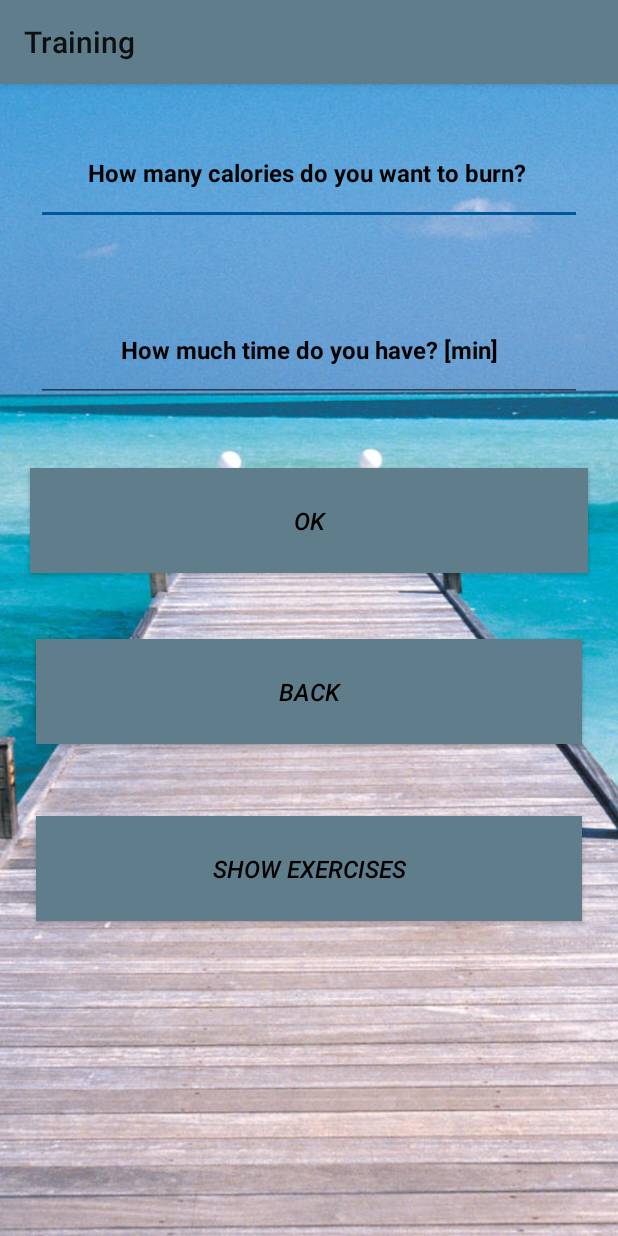
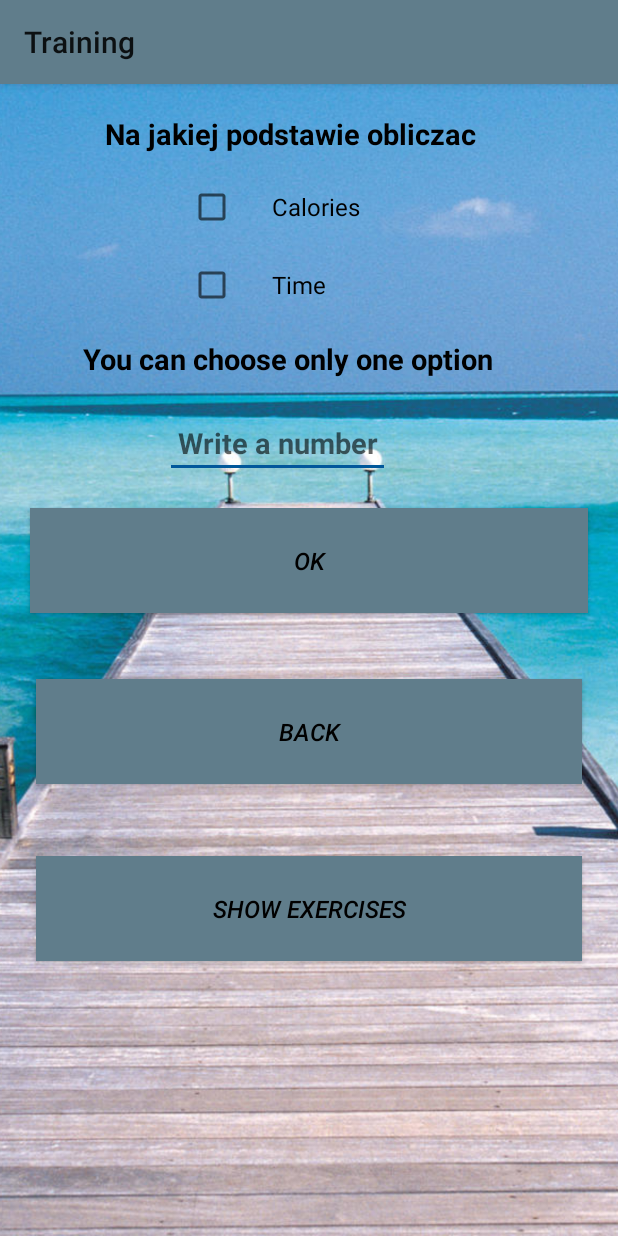
Before and after one commit to mm53616/FitApplication, an Android app: the TrainAlone screen opened directly, with no data from a screen before it, after a tap on "OK", on a phone screen of 412 x 824 dp. Run offline under Robolectric (Android 15) with nearby library versions, the phone set to English and light mode, and no system bars.

```diff
--- a/app/src/main/java/com/example/ania/fitapplication/TrainAlone.java
+++ b/app/src/main/java/com/example/ania/fitapplication/TrainAlone.java
@@ -4,12 +4,15 @@ import android.content.Intent;
 import android.support.v7.app.AppCompatActivity;
 import android.os.Bundle;
 import android.view.View;
+import android.widget.CheckBox;
 import android.widget.EditText;
 import android.widget.TextView;
 import android.widget.Toast;
 
 public class TrainAlone extends AppCompatActivity {
 
+    boolean CaloriesChecked;
+    boolean TimeChecked;
 
     @Override
     protected void onCreate(Bundle savedInstanceState) {
@@ -22,33 +25,59 @@ public class TrainAlone extends AppCompatActivity {
         finish();
     }
 
-    public void Ok(View v) {
+    public void Choice(View v) {
+
+        TextView questionText = (TextView) findViewById(R.id.question_text);
+
+        CheckBox CaloriesCheckBox = (CheckBox) findViewById(R.id.calories_checkbox);
+        CaloriesChecked = CaloriesCheckBox.isChecked();
+
+        CheckBox TimeCheckBox = (CheckBox) findViewById(R.id.time_checkbox);
+        TimeChecked = TimeCheckBox.isChecked();
+
+        if(CaloriesChecked == true){
+            questionText.setText("How many calories do you want to burn? [kcal]");
+        }
+        if(TimeChecked == true) {
+            questionText.setText("How much time do you have? [min]");
+        }
+        if((TimeChecked == true && CaloriesChecked == true) || (TimeChecked == false && CaloriesChecked == false)) {
+            questionText.setText("You can choose only one option");
+            CaloriesCheckBox.setChecked(false);
+            TimeCheckBox.setChecked(false);
+        }
+    }
+
+    public void Ok(View v){
 
         int calories = 0;
         int time = 0;
-        EditText caloriesText = (EditText) findViewById(R.id.calories_text);
-        EditText timeText = (EditText) findViewById(R.id.time_text);
+        EditText numberText = (EditText) findViewById(R.id.number_text);
 
-        try {
-            calories = Integer.parseInt(caloriesText.getText().toString());
-        } catch(NumberFormatException nfe) {
-            System.out.println("Could not parse " + nfe);
-        }
-        try {
-            time = Integer.parseInt(timeText.getText().toString());
-        } catch(NumberFormatException nfe) {
-            System.out.println("Could not parse " + nfe);
+        if(CaloriesChecked == true && TimeChecked == false) {
+            try {
+                calories = Integer.parseInt(numberText.getText().toString());
+            } catch (NumberFormatException nfe) {
+                System.out.println("Could not parse " + nfe);
+            }
+            if (calories > 7000 || calories < 100) {
+                Toast.makeText(this, " Change the number of calories", Toast.LENGTH_SHORT).show();
+            }
         }
 
-        if(calories>7000 || calories < 100){
-            Toast.makeText(this, " Change the number of calories", Toast.LENGTH_SHORT).show();
+        if(TimeChecked == true && CaloriesChecked == false) {
+            try {
+                time = Integer.parseInt(numberText.getText().toString());
+            } catch(NumberFormatException nfe) {
+                System.out.println("Could not parse " + nfe);
+            }
+            if(time>200 || time < 10){
+                Toast.makeText(this, " Change the time", Toast.LENGTH_SHORT).show();
+            }
         }
-
-        if(time>200 || time < 10){
-            Toast.makeText(this, " Change the time", Toast.LENGTH_SHORT).show();
+        if((TimeChecked == false && CaloriesChecked == false) || (TimeChecked == true && CaloriesChecked == true)) {
+            numberText.setText("");
         }
-
-
     }
 
     public void showExercises(View view)
--- a/app/src/main/res/layout/activity_train_alone.xml
+++ b/app/src/main/res/layout/activity_train_alone.xml
@@ -21,24 +21,46 @@
         android:layout_height="match_parent"
         android:orientation="vertical">
 
-        <EditText
-            android:id="@+id/calories_text"
-            style="@style/ButtonStyle"
-            android:layout_width="match_parent"
-            android:hint="How many calories do you want to burn? "
-            android:inputType="number"
-            android:textColor="@android:color/black"
-            android:textColorHint="@android:color/black"
-            android:textStyle="bold" />
+        <TextView
+            android:text="Na jakiej podstawie obliczac"
+            style="@style/TextStyle"
+            android:layout_marginLeft="70dp"/>
+
+        <CheckBox
+            android:id="@+id/calories_checkbox"
+            android:layout_width="wrap_content"
+            android:layout_height="wrap_content"
+            android:paddingLeft="24dp"
+            android:text="Calories"
+            android:layout_marginLeft="125dp"
+            android:layout_marginTop="20dp"
+            android:textSize="16dp"
+            android:onClick="Choice"/>
+
+        <CheckBox
+            android:id="@+id/time_checkbox"
+            android:layout_width="wrap_content"
+            android:layout_height="wrap_content"
+            android:paddingLeft="24dp"
+            android:text="Time"
+            android:layout_marginLeft="125dp"
+            android:layout_marginTop="20dp"
+            android:textSize="16dp"
+            android:onClick="Choice"/>
+
+        <TextView
+            android:id="@+id/question_text"
+            style="@style/TextStyle"
+            android:layout_marginHorizontal="55dp"
+            android:text="You can choose only one option" />
 
         <EditText
-            android:id="@+id/time_text"
-            style="@style/ButtonStyle"
-            android:hint="How much time do you have? [min]"
-            android:inputType="number"
-            android:textColor="@android:color/black"
-            android:textColorHint="@android:color/black"
-            android:textStyle="bold" />
+            android:id="@+id/number_text"
+            style="@style/TextStyle"
+            android:layout_width="150dp"
+            android:hint="Write a number"
+            android:layout_marginLeft="110dp"
+            android:inputType="number" />
 
         <Button
         style="@style/ButtonStyle"
--- a/app/src/main/res/values/styles.xml
+++ b/app/src/main/res/values/styles.xml
@@ -19,6 +19,17 @@
         <item name="android:layout_margin">24dp</item>
         <item name="android:padding">10dp</item>
 
+
+    </style>
+
+    <style name="TextStyle">
+        <item name="android:layout_width">wrap_content</item>
+        <item name="android:layout_height">wrap_content</item>
+        <item name="android:gravity">center</item>
+        <item name="android:layout_marginTop">20dp</item>
+        <item name="android:textColor">@android:color/black</item>
+        <item name="android:textStyle">bold</item>
+        <item name="android:textSize">19sp</item>
 
     </style>
 
```
